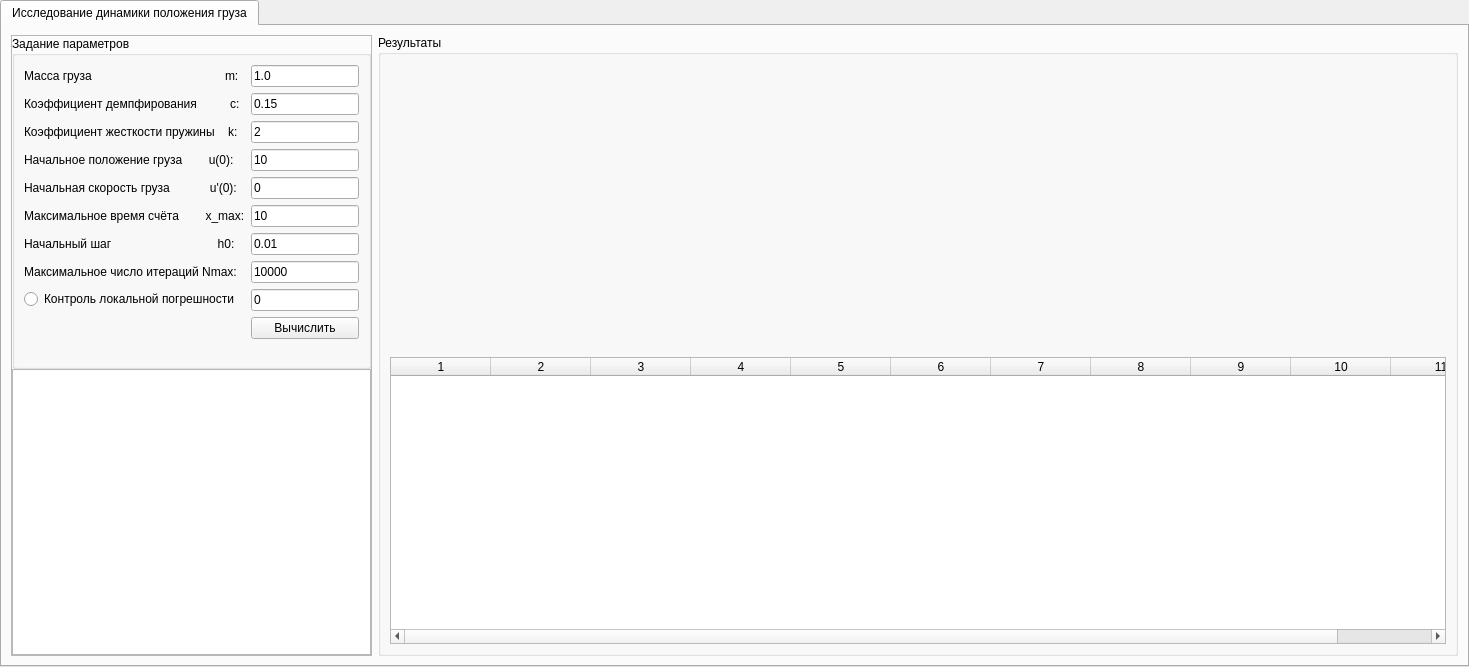
This is Задача 11 вариант 4/Work/NumMethLab1/app/mainwindow.ui in Rethinking-1/NumMethLab as Qt 5 draws it before an edit. The edited form follows.
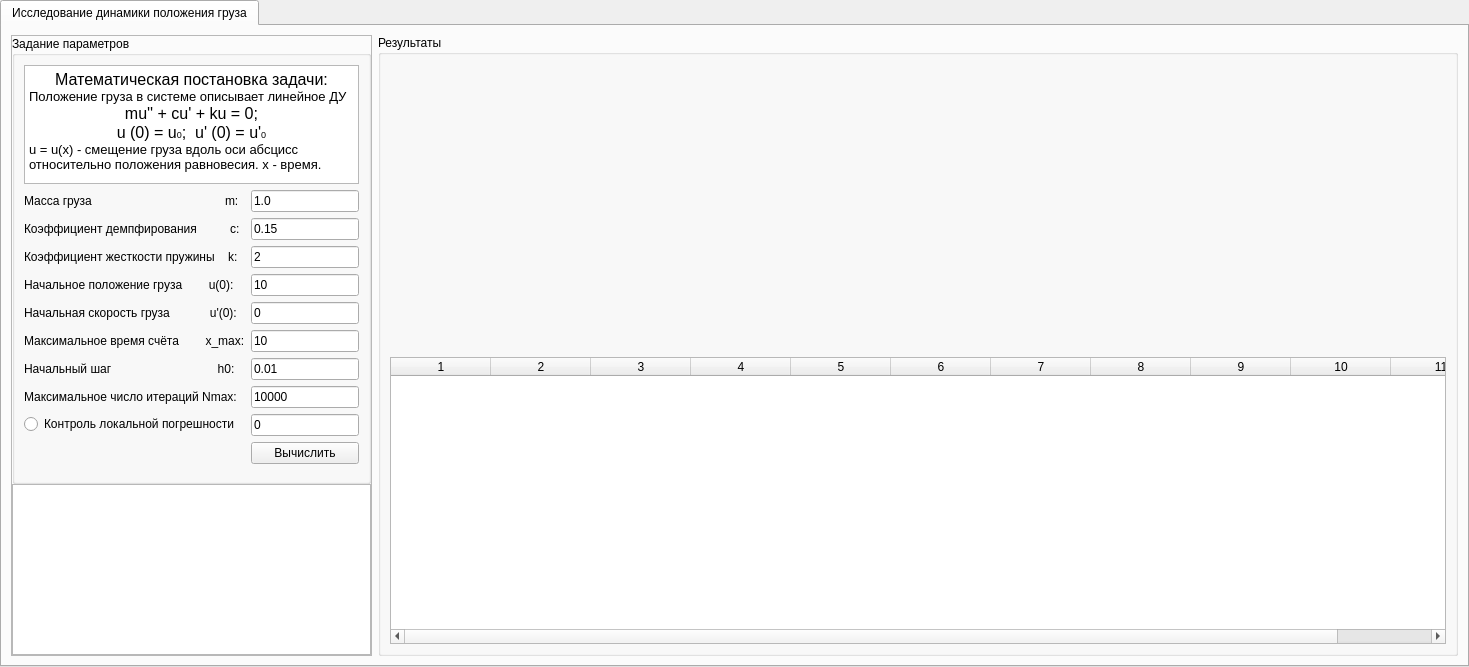
This is the edited form. Custom widgets are drawn as their Qt base class.

The edit to the form file:
```diff
--- a/Задача 11 вариант 4/Work/NumMethLab1/app/mainwindow.ui
+++ b/Задача 11 вариант 4/Work/NumMethLab1/app/mainwindow.ui
@@ -78,116 +78,122 @@
                <verstretch>0</verstretch>
               </sizepolicy>
              </property>
+             <property name="maximumSize">
+              <size>
+               <width>16777215</width>
+               <height>480</height>
+              </size>
+             </property>
              <property name="title">
               <string>Задание параметров</string>
              </property>
              <layout class="QFormLayout" name="formLayout_3">
-              <item row="1" column="0">
+              <item row="2" column="0">
                <widget class="QLabel" name="label_2">
                 <property name="text">
                  <string>Коэффициент демпфирования          c:</string>
                 </property>
                </widget>
               </item>
-              <item row="1" column="1">
+              <item row="2" column="1">
                <widget class="QLineEdit" name="lineEditMain2C">
                 <property name="text">
                  <string>0.15</string>
                 </property>
                </widget>
               </item>
-              <item row="2" column="0">
+              <item row="3" column="0">
                <widget class="QLabel" name="label_3">
                 <property name="text">
                  <string>Коэффициент жесткости пружины    k:</string>
                 </property>
                </widget>
               </item>
-              <item row="2" column="1">
+              <item row="3" column="1">
                <widget class="QLineEdit" name="lineEditMain2K">
                 <property name="text">
                  <string>2</string>
                 </property>
                </widget>
               </item>
-              <item row="3" column="0">
+              <item row="4" column="0">
                <widget class="QLabel" name="label_4">
                 <property name="text">
                  <string>Начальное положение груза        u(0):</string>
                 </property>
                </widget>
               </item>
-              <item row="3" column="1">
+              <item row="4" column="1">
                <widget class="QLineEdit" name="lineEditMain2U1">
                 <property name="text">
                  <string>10</string>
                 </property>
                </widget>
               </item>
-              <item row="4" column="0">
+              <item row="5" column="0">
                <widget class="QLabel" name="label_5">
                 <property name="text">
                  <string>Начальная скорость груза            u'(0):</string>
                 </property>
                </widget>
               </item>
-              <item row="4" column="1">
+              <item row="5" column="1">
                <widget class="QLineEdit" name="lineEditMain2U2">
                 <property name="text">
                  <string>0</string>
                 </property>
                </widget>
               </item>
-              <item row="5" column="0">
+              <item row="6" column="0">
                <widget class="QLabel" name="label_6">
                 <property name="text">
                  <string>Максимальное время счёта        x_max:</string>
                 </property>
                </widget>
               </item>
-              <item row="5" column="1">
+              <item row="6" column="1">
                <widget class="QLineEdit" name="lineEditMain2B">
                 <property name="text">
                  <string>10</string>
                 </property>
                </widget>
               </item>
-              <item row="6" column="0">
+              <item row="7" column="0">
                <widget class="QLabel" name="label_7">
                 <property name="text">
                  <string>Начальный шаг                                h0:</string>
                 </property>
                </widget>
               </item>
-              <item row="6" column="1">
+              <item row="7" column="1">
                <widget class="QLineEdit" name="lineEditMain2H0">
                 <property name="text">
                  <string>0.01</string>
                 </property>
                </widget>
               </item>
-              <item row="7" column="0">
+              <item row="8" column="0">
                <widget class="QLabel" name="label_8">
                 <property name="text">
                  <string>Максимальное число итераций Nmax:</string>
                 </property>
                </widget>
               </item>
-              <item row="7" column="1">
+              <item row="8" column="1">
                <widget class="QLineEdit" name="lineEditMain2N">
                 <property name="text">
                  <string>10000</string>
                 </property>
                </widget>
               </item>
-              <item row="12" column="1">
+              <item row="13" column="1">
                <widget class="QPushButton" name="pushButtonMain2Run">
                 <property name="text">
                  <string>Вычислить</string>
                 </property>
                </widget>
               </item>
-              <item row="10" column="0">
+              <item row="11" column="0">
                <widget class="QRadioButton" name="radioButtonMain2CLP">
                 <property name="text">
                  <string>Контроль локальной погрешности</string>
@@ -197,14 +203,14 @@
                 </property>
                </widget>
               </item>
-              <item row="10" column="1">
+              <item row="11" column="1">
                <widget class="QLineEdit" name="lineEditMain2LP">
                 <property name="text">
                  <string>0</string>
                 </property>
                </widget>
               </item>
-              <item row="12" column="0">
+              <item row="13" column="0">
                <spacer name="verticalSpacer_3">
                 <property name="orientation">
                  <enum>Qt::Vertical</enum>
@@ -217,20 +223,42 @@
                 </property>
                </spacer>
               </item>
-              <item row="0" column="0">
+              <item row="1" column="0">
                <widget class="QLabel" name="Label_1">
                 <property name="text">
                  <string>Масса груза                                        m:</string>
                 </property>
                </widget>
               </item>
-              <item row="0" column="1">
+              <item row="1" column="1">
                <widget class="QLineEdit" name="lineEditMain2M">
                 <property name="text">
                  <string>1.0</string>
                 </property>
                </widget>
               </item>
+              <item row="0" column="0" colspan="2">
+               <widget class="QTextBrowser" name="textBrowser">
+                <property name="maximumSize">
+                 <size>
+                  <width>1000</width>
+                  <height>130</height>
+                 </size>
+                </property>
+                <property name="html">
+                 <string>&lt;!DOCTYPE HTML PUBLIC &quot;-//W3C//DTD HTML 4.0//EN&quot; &quot;http://www.w3.org/TR/REC-html40/strict.dtd&quot;&gt;
+&lt;html&gt;&lt;head&gt;&lt;meta name=&quot;qrichtext&quot; content=&quot;1&quot; /&gt;&lt;meta charset=&quot;utf-8&quot; /&gt;&lt;style type=&quot;text/css&quot;&gt;
+p, li { white-space: pre-wrap; }
+hr { height: 1px; border-width: 0; }
+&lt;/style&gt;&lt;/head&gt;&lt;body style=&quot; font-family:'Segoe UI'; font-size:8.83019pt; font-weight:400; font-style:normal;&quot;&gt;
+&lt;p align=&quot;center&quot; style=&quot; margin-top:0px; margin-bottom:0px; margin-left:0px; margin-right:0px; -qt-block-indent:0; text-indent:0px;&quot;&gt;&lt;span style=&quot; font-size:12pt;&quot;&gt;Математическая постановка задачи:&lt;/span&gt;&lt;/p&gt;
+&lt;p style=&quot; margin-top:0px; margin-bottom:0px; margin-left:0px; margin-right:0px; -qt-block-indent:0; text-indent:0px;&quot;&gt;&lt;span style=&quot; font-size:10pt;&quot;&gt;Положение груза в системе описывает линейное ДУ&lt;/span&gt;&lt;/p&gt;
+&lt;p align=&quot;center&quot; style=&quot; margin-top:0px; margin-bottom:0px; margin-left:0px; margin-right:0px; -qt-block-indent:0; text-indent:0px;&quot;&gt;&lt;span style=&quot; font-size:12pt;&quot;&gt;mu'' + cu' + ku = 0;&lt;/span&gt;&lt;/p&gt;
+&lt;p align=&quot;center&quot; style=&quot; margin-top:0px; margin-bottom:0px; margin-left:0px; margin-right:0px; -qt-block-indent:0; text-indent:0px;&quot;&gt;&lt;span style=&quot; font-size:12pt;&quot;&gt;u (0) = u&lt;/span&gt;&lt;span style=&quot; font-size:7pt;&quot;&gt;0&lt;/span&gt;&lt;span style=&quot; font-size:12pt;&quot;&gt;;  u' (0) = u'&lt;/span&gt;&lt;span style=&quot; font-size:7pt;&quot;&gt;0&lt;/span&gt;&lt;/p&gt;
+&lt;p style=&quot; margin-top:0px; margin-bottom:0px; margin-left:0px; margin-right:0px; -qt-block-indent:0; text-indent:0px;&quot;&gt;&lt;span style=&quot; font-size:10pt;&quot;&gt;u = u(x) - смещение груза вдоль оси абсцисс относительно положения равновесия. x - время.&lt;/span&gt;&lt;/p&gt;&lt;/body&gt;&lt;/html&gt;</string>
+                </property>
+               </widget>
+              </item>
              </layout>
             </widget>
            </item>
```
